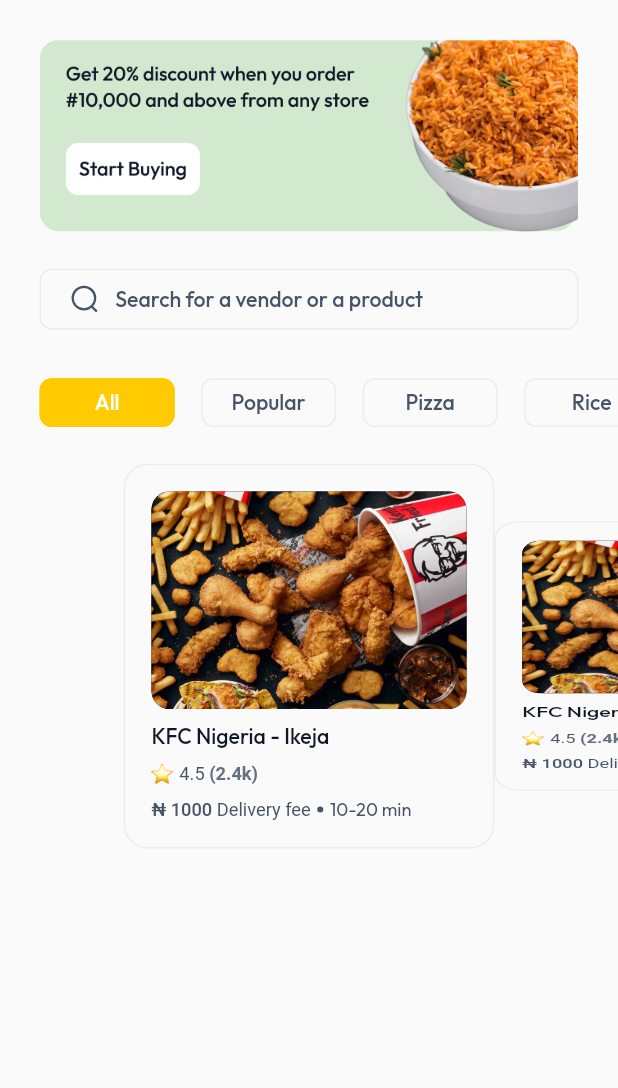
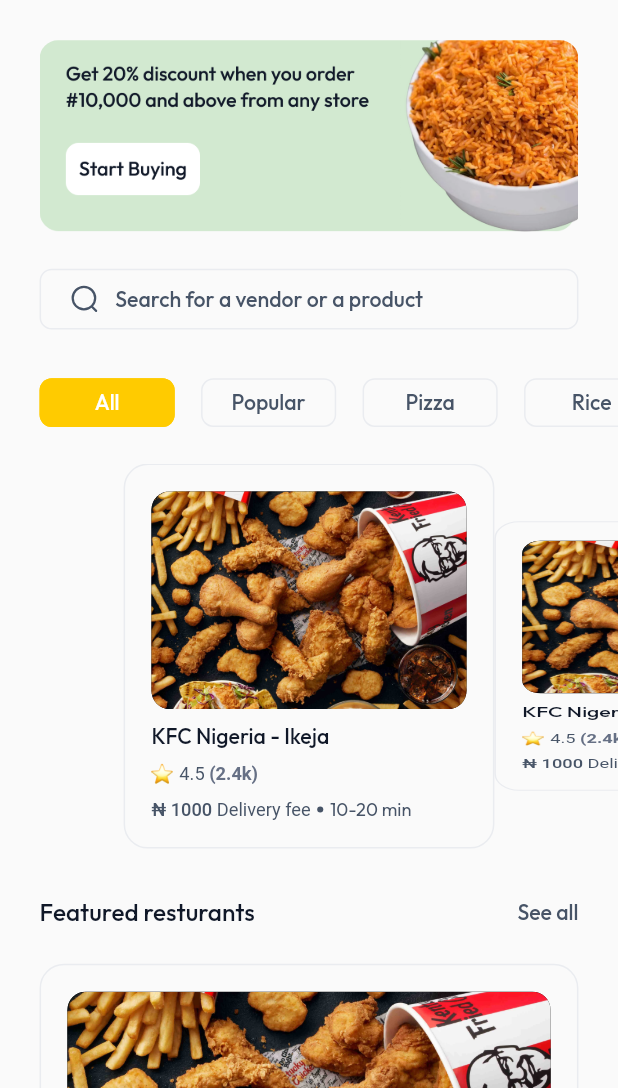
Before and after one commit to SaharaDelivery/shaap_mobile_app, a Flutter app: the HomeView screen opened directly, on a phone screen of 412 x 824 dp, the part 148-1236 px from its top. Run offline on Flutter 3.47's test engine with Material 2 defaults, Android fonts, the phone set to English and light mode, and no system bars; our stand-ins replace file_picker, flutter_riverpod, flutter_screenutil, flutter_svg, fpdart, intl_phone_field and 5 more; accounts and stored records are empty.

Commit message:
restaurant view started

```diff
--- a/lib/features/home/views/home_view.dart
+++ b/lib/features/home/views/home_view.dart
@@ -7,6 +7,7 @@
 import 'package:flutter_svg/flutter_svg.dart';
 import 'package:shaap_mobile_app/features/auth/controllers/auth_controller.dart';
 import 'package:shaap_mobile_app/features/home/widgets/item_card_widget.dart';
+import 'package:shaap_mobile_app/features/home/widgets/restaurant_bottom_sheet.dart';
 import 'package:shaap_mobile_app/shared/app_texts.dart';
 import 'package:shaap_mobile_app/theme/palette.dart';
 import 'package:shaap_mobile_app/utils/app_fade_animation.dart';
@@ -206,7 +207,21 @@
             24.sbH,
 
             //! sliding/scaling widget for categories
-            SizedBox(
+            InkWell(
+              onTap: () {
+                showModalBottomSheet(
+                  backgroundColor: Colors.transparent,
+                  barrierColor: Pallete.blackColor,
+                  isScrollControlled: true,
+                  context: context,
+                  builder: (context) => Wrap(
+                    children: const [
+                      RestaurantBottomSheet(),
+                    ],
+                  ),
+                );
+              },
+              child: SizedBox(
                 height: 253.h,
                 child: PageView.builder(
                   physics: const AlwaysScrollableScrollPhysics(
@@ -218,6 +233,35 @@
                   },
                 ),
               ),
+            ),
+            32.sbH,
+            Padding(
+              padding: 24.padH,
+              child: Row(
+                mainAxisAlignment: MainAxisAlignment.spaceBetween,
+                children: [
+                  Text(
+                    AppTexts.featuredRestaurants,
+                    style: TextStyle(
+                      color: Pallete.textBlack,
+                      fontSize: 16.sp,
+                      fontWeight: FontWeight.w500,
+                    ),
+                  ),
+                  Text(
+                    AppTexts.seeAll,
+                    style: TextStyle(
+                      color: Pallete.textGrey,
+                      fontSize: 14.sp,
+                      fontWeight: FontWeight.w500,
+                    ),
+                  ),
+                ],
+              ),
+            ),
+            24.sbH,
+            const ItemCardWidget(isFeatured: true),
+            40.sbH,
           ],
         ),
       ),
@@ -253,7 +297,9 @@
 
     return Transform(
       transform: matrix,
-      child: const ItemCardWidget(),
+      child: const ItemCardWidget(
+        isFeatured: false,
+      ),
     );
   }
 }
--- a/lib/features/home/widgets/item_card_widget.dart
+++ b/lib/features/home/widgets/item_card_widget.dart
@@ -1,20 +1,26 @@
+// ignore_for_file: public_member_api_docs, sort_constructors_first
 import 'package:flutter/material.dart';
 import 'package:flutter/src/widgets/framework.dart';
 import 'package:flutter/src/widgets/placeholder.dart';
 import 'package:flutter_screenutil/flutter_screenutil.dart';
+
 import 'package:shaap_mobile_app/shared/app_texts.dart';
 import 'package:shaap_mobile_app/theme/palette.dart';
 import 'package:shaap_mobile_app/utils/string_extensions.dart';
 import 'package:shaap_mobile_app/utils/widget_extensions.dart';
 
 class ItemCardWidget extends StatelessWidget {
-  const ItemCardWidget({super.key});
+  final bool isFeatured;
+  const ItemCardWidget({
+    Key? key,
+    required this.isFeatured,
+  }) : super(key: key);
 
   @override
   Widget build(BuildContext context) {
     return Container(
-      height: 253.h,
-      width: 233.w,
+      height: isFeatured == true ? 311.h : 253.h,
+      width: isFeatured == true ? 327.w : 233.w,
       padding: EdgeInsets.all(16.w),
       decoration: BoxDecoration(
         border: Border.all(color: Pallete.dividerGreyColor),
@@ -26,7 +32,7 @@
         children: [
           // image
           Container(
-            height: 143.h,
+            height: isFeatured == true ? 201.h : 143.h,
             width: double.infinity,
             decoration: BoxDecoration(
               color: Pallete.blackColor,
--- a/lib/shared/app_texts.dart
+++ b/lib/shared/app_texts.dart
@@ -58,5 +58,7 @@
   // home
   static const String deliveringTo = 'Delivering to';
   static const String search = 'Search for a vendor or a product';
+  static const String featuredRestaurants = 'Featured resturants';
+  static const String seeAll = 'See all';
 
 }
```
Also changed, not shown: lib/features/home/widgets/restaurant_bottom_sheet.dart (added, +275 -0 lines). Lines whose indentation alone changed are shown as unchanged.
